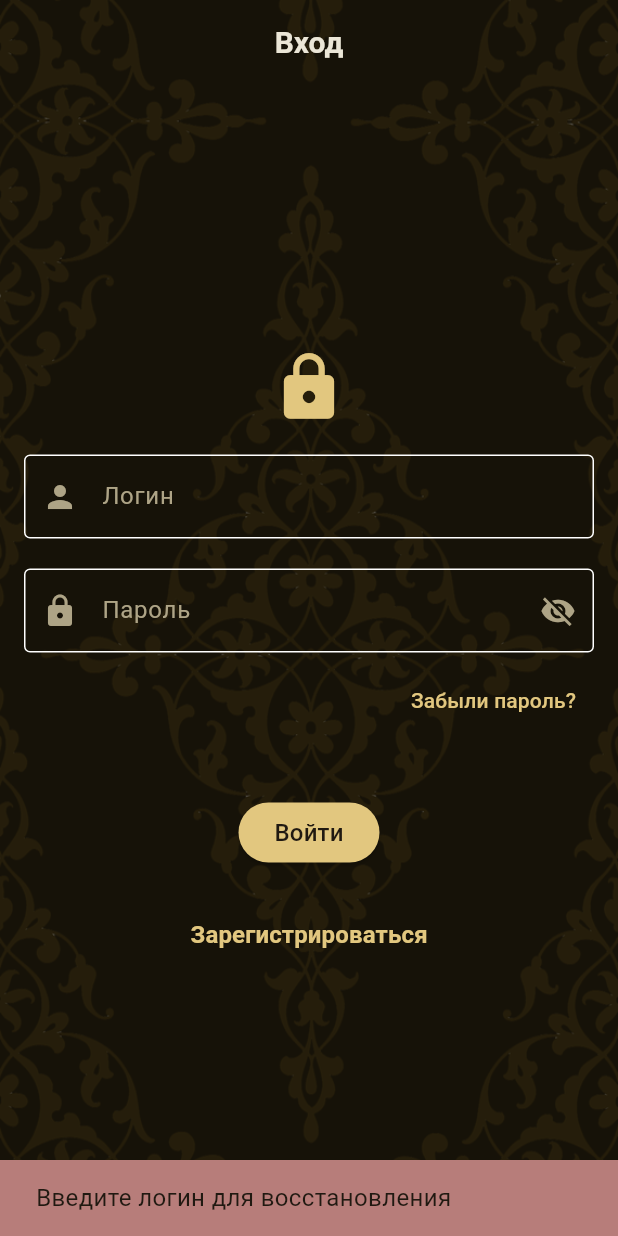
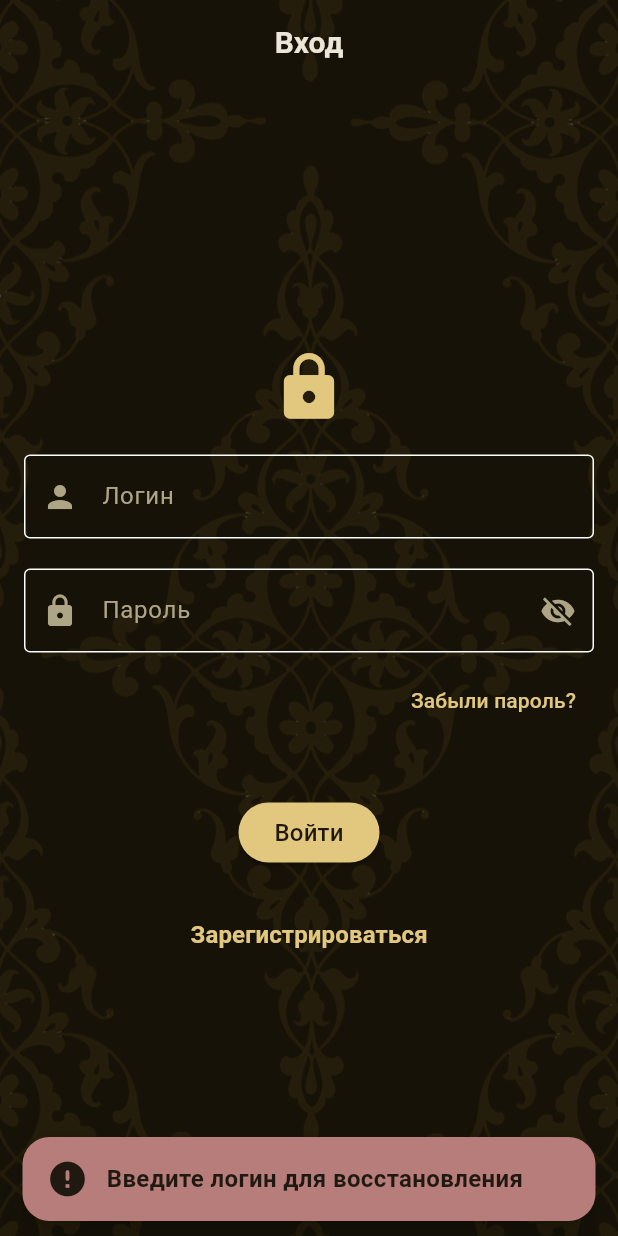
Before and after one commit to shamovgk/vpn_app, a Flutter app: the screen it shows after launch, after a tap on "Забыли пароль?", on a phone screen of 412 x 824 dp. Run offline on Flutter 3.47's test engine with Material 3 defaults, Android fonts, the phone set to English and light mode, and no system bars; our stand-ins replace device_info_plus, flutter_riverpod, flutter_secure_storage, logger, webview_flutter; missing offline and left inert: gif, tray_manager, webview_windows, window_manager, wireguard_flutter; accounts and stored records are empty.

Commit message:
Update payment exit, add new widgets, update ui

```diff
--- a/lib/features/auth/screens/login_screen.dart
+++ b/lib/features/auth/screens/login_screen.dart
@@ -1,7 +1,10 @@
 import 'package:flutter/material.dart';
 import 'package:flutter_riverpod/flutter_riverpod.dart';
 import 'package:vpn_app/ui/theme/app_colors.dart';
+import 'package:vpn_app/ui/widgets/app_custom_appbar.dart';
+import 'package:vpn_app/ui/widgets/app_snackbar.dart';
 import 'package:vpn_app/ui/widgets/themed_background.dart';
+import 'package:vpn_app/ui/widgets/app_snackbar_helper.dart';
 import '../providers/auth_provider.dart';
 import '../../vpn/screens/vpn_screen.dart';
 import 'register_screen.dart';
@@ -51,13 +54,10 @@ class _LoginScreenState extends ConsumerState<LoginScreen> {
   }
 
   void _showErrorSnackbar(String message) {
-    final colors = AppColors.of(context);
-    ScaffoldMessenger.of(context).showSnackBar(
-      SnackBar(
-        content: Text(message),
-        backgroundColor: colors.danger,
-        duration: const Duration(seconds: 3),
-      ),
+    showAppSnackbar(
+      context,
+      text: message,
+      type: AppSnackbarType.error,
     );
   }
 
@@ -91,19 +91,9 @@ class _LoginScreenState extends ConsumerState<LoginScreen> {
         canPop: false,
         child: Scaffold(
           backgroundColor: Colors.transparent,
-          appBar: AppBar(
-            backgroundColor: Colors.transparent,
-            elevation: 0,
-            title: Text(
-              'Вход',
-              style: TextStyle(
-                fontSize: 20,
-                color: colors.text,
-                fontWeight: FontWeight.bold,
-              ),
-            ),
-            centerTitle: true,
-            automaticallyImplyLeading: false,
+          appBar: AppCustomAppBar(
+            title: 'Вход',
+            leading: null,
           ),
           body: Center(
             child: SingleChildScrollView(
--- /dev/null
+++ b/lib/ui/widgets/app_custom_appbar.dart
@@ -0,0 +1,41 @@
+import 'package:flutter/material.dart';
+import 'package:vpn_app/ui/theme/app_colors.dart';
+
+class AppCustomAppBar extends StatelessWidget implements PreferredSizeWidget {
+  final String title;
+  final bool centerTitle;
+  final Widget? leading;
+  final List<Widget>? actions;
+
+  const AppCustomAppBar({
+    super.key,
+    required this.title,
+    this.centerTitle = true,
+    this.leading,
+    this.actions,
+  });
+
+  @override
+  Size get preferredSize => const Size.fromHeight(kToolbarHeight);
+
+  @override
+  Widget build(BuildContext context) {
+    final colors = AppColors.of(context);
+
+    return AppBar(
+      backgroundColor: Colors.transparent,
+      elevation: 0,
+      centerTitle: centerTitle,
+      leading: leading,
+      title: Text(
+        title,
+        style: TextStyle(
+          fontSize: 20,
+          color: colors.text,
+          fontWeight: FontWeight.bold,
+        ),
+      ),
+      actions: actions,
+    );
+  }
+}
--- /dev/null
+++ b/lib/ui/widgets/app_snackbar.dart
@@ -0,0 +1,85 @@
+import 'package:flutter/material.dart';
+import 'package:vpn_app/ui/theme/app_colors.dart';
+
+enum AppSnackbarType { success, error, info, warning }
+
+class AppSnackbar extends StatelessWidget {
+  final String text;
+  final AppSnackbarType type;
+
+  const AppSnackbar({
+    super.key,
+    required this.text,
+    this.type = AppSnackbarType.info,
+  });
+
+  @override
+  Widget build(BuildContext context) {
+    final colors = AppColors.of(context);
+    final style = AppSnackbarStyle.fromType(type, colors);
+
+    return Row(
+      children: [
+        Icon(style.icon, color: style.iconColor, size: 28),
+        const SizedBox(width: 12),
+        Expanded(
+          child: Text(
+            text,
+            style: TextStyle(
+              color: style.textColor,
+              fontWeight: FontWeight.w600,
+              fontSize: 16,
+            ),
+          ),
+        ),
+      ],
+    );
+  }
+}
+
+class AppSnackbarStyle {
+  final Color bgColor;
+  final Color textColor;
+  final Color iconColor;
+  final IconData icon;
+
+  AppSnackbarStyle({
+    required this.bgColor,
+    required this.textColor,
+    required this.iconColor,
+    required this.icon,
+  });
+
+  static AppSnackbarStyle fromType(AppSnackbarType type, AppColors colors) {
+    switch (type) {
+      case AppSnackbarType.success:
+        return AppSnackbarStyle(
+          bgColor: colors.success,
+          textColor: colors.bgLight,
+          iconColor: colors.bgLight,
+          icon: Icons.check_circle_rounded,
+        );
+      case AppSnackbarType.error:
+        return AppSnackbarStyle(
+          bgColor: colors.danger,
+          textColor: colors.bgLight,
+          iconColor: colors.bgLight,
+          icon: Icons.error_rounded,
+        );
+      case AppSnackbarType.warning:
+        return AppSnackbarStyle(
+          bgColor: colors.warning,
+          textColor: colors.text,
+          iconColor: colors.danger,
+          icon: Icons.warning_amber_rounded,
+        );
+      case AppSnackbarType.info:
+        return AppSnackbarStyle(
+          bgColor: colors.info,
+          textColor: colors.bgLight,
+          iconColor: colors.bgLight,
+          icon: Icons.info_rounded,
+        );
+    }
+  }
+}
--- /dev/null
+++ b/lib/ui/widgets/app_snackbar_helper.dart
@@ -0,0 +1,24 @@
+import 'package:flutter/material.dart';
+import 'package:vpn_app/ui/widgets/app_snackbar.dart';
+import 'package:vpn_app/ui/theme/app_colors.dart';
+
+void showAppSnackbar(
+  BuildContext context, {
+  required String text,
+  AppSnackbarType type = AppSnackbarType.info,
+  Duration duration = const Duration(seconds: 3),
+}) {
+  final colors = AppColors.of(context);
+  final style = AppSnackbarStyle.fromType(type, colors);
+
+  ScaffoldMessenger.of(context).showSnackBar(
+    SnackBar(
+      content: AppSnackbar(text: text, type: type),
+      backgroundColor: style.bgColor,
+      behavior: SnackBarBehavior.floating,
+      elevation: 12,
+      duration: duration,
+      shape: RoundedRectangleBorder(borderRadius: BorderRadius.circular(18)),
+    ),
+  );
+}
--- a/pubspec.yaml
+++ b/pubspec.yaml
@@ -11,8 +11,8 @@ dependencies:
   flutter:
     sdk: flutter
   flutter_riverpod: ^2.6.1
-  flutter_secure_storage: ^9.2.4 # Для хранения токенов/данных
-  intl: ^0.20.2 # Для локализации
+  flutter_secure_storage: ^9.2.4
+  intl: ^0.20.2
   cupertino_icons: ^1.0.8
   flutter_spinkit: ^5.2.1
   wireguard_flutter: ^0.1.3
@@ -35,7 +35,7 @@ dev_dependencies:
   flutter_launcher_icons: ^0.14.4
   flutter_test:
     sdk: flutter
-  flutter_lints: ^5.0.0
+  flutter_lints: ^6.0.0
   test: ^1.25.15
   mockito: ^5.4.4
 
```
Also changed, not shown: lib/core/api_service.dart (+28 -6 lines), lib/features/about/screens/about_screen.dart (+3 -13 lines), lib/features/auth/screens/register_screen.dart (+16 -25 lines), lib/features/auth/screens/reset_password_screen.dart (+16 -22 lines), lib/features/auth/screens/verification_screen.dart (+13 -22 lines), lib/features/devices/screens/device_screen.dart (+5 -12 lines), lib/features/payments/screens/payment_webview_screen.dart (added, +49 -0 lines), lib/features/payments/screens/subscription_screen.dart (+40 -56 lines), lib/features/payments/widgets/payment_webview.dart (+28 -6 lines), lib/features/vpn/screens/vpn_screen.dart (+8 -11 lines).
